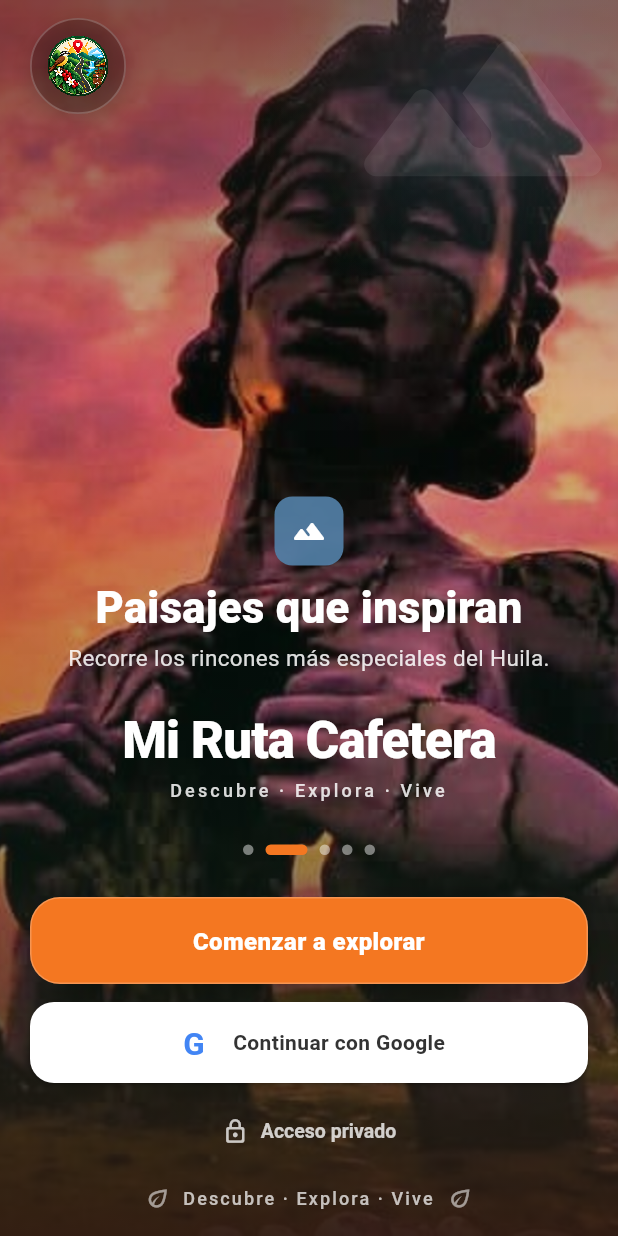
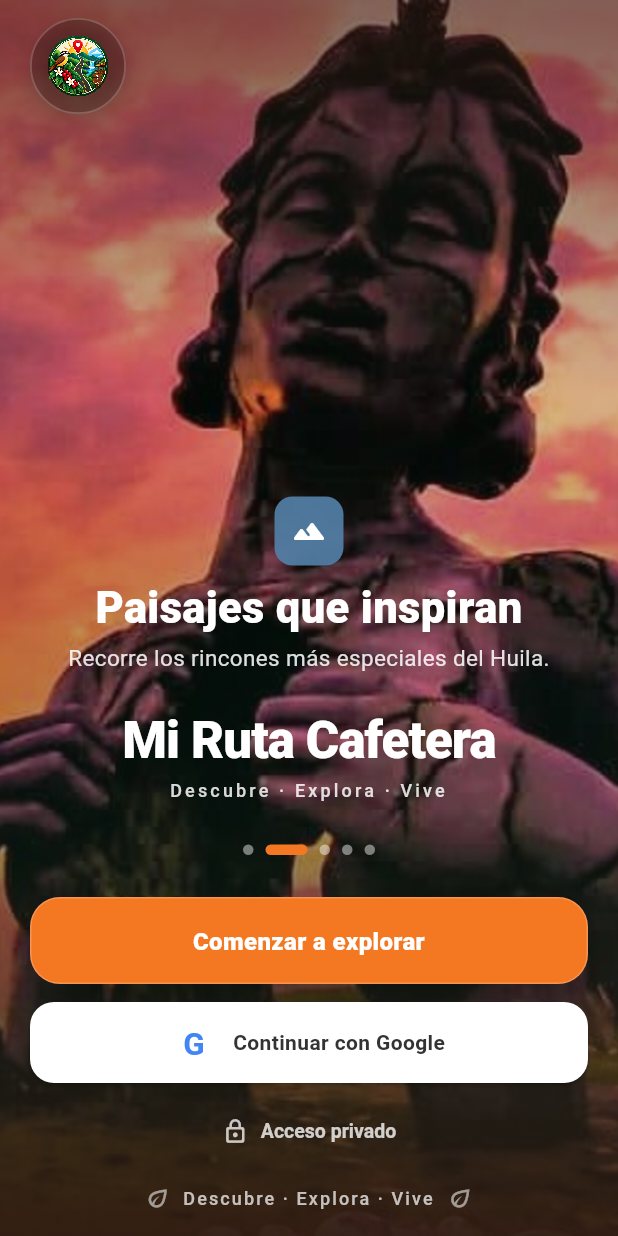
Before and after one commit to mirutacafetera/mi-ruta-cafetera, a Flutter app: the screen it shows after launch, on a phone screen of 412 x 824 dp. Run offline on Flutter 3.47's test engine with Material 3 defaults, Android fonts, the phone set to English and light mode, and no system bars; our stand-ins replace file_picker, flutter_map, font_awesome_flutter, geolocator, google_sign_in, image_picker and 3 more; missing offline and left inert: google_sign_in_web; accounts and stored records are empty; project files that could hold a hidden picture were left out.

Commit message:
Frontend: tarjetas uniformes, menú flotante y perfil simplificado
Tarjetas de sitios con altura fija y botón uniforme; carrusel de bienvenida sin marca de agua; menú inferior con botones flotantes; Perfil sin Mis favoritos ni Mis rutas.

Co-Authored-By: Claude Sonnet 5.5 <noreply@anthropic.com>

Claude-Session: https://claude.ai/code/session_01RvTLpmv4vrACeoPSUBWBWq

```diff
--- a/frontend/mi_ruta_cafetera/lib/screens/publico/bienvenida_screen.dart
+++ b/frontend/mi_ruta_cafetera/lib/screens/publico/bienvenida_screen.dart
@@ -699,19 +699,6 @@ class _BienvenidaScreenState
                   ),
                 ),
               ),
-            ),
-          ),
-
-          // ========================================================
-          // ELEMENTO DECORATIVO DE LA EXPERIENCIA
-          // ========================================================
-
-          Positioned(
-            top: -80,
-            right: -60,
-            child: _IconoDecorativo(
-              imagen:
-                  _imagenes[_paginaActual],
             ),
           ),
 
@@ -1689,54 +1676,3 @@ class _BotonGoogle
     );
   }
 }
-
-// ============================================================================
-// ICONO DECORATIVO
-// ============================================================================
-
-class _IconoDecorativo
-    extends StatelessWidget {
-  final _ImagenBienvenida imagen;
-
-  const _IconoDecorativo({
-    required this.imagen,
-  });
-
-  @override
-  Widget build(
-    BuildContext context,
-  ) {
-    return IgnorePointer(
-      child: Container(
-        width: 300,
-        height: 300,
-        alignment:
-            Alignment.center,
-        decoration:
-            BoxDecoration(
-          shape:
-              BoxShape.circle,
-          gradient:
-              RadialGradient(
-            colors: [
-              imagen.color.withValues(
-                alpha: 0.22,
-              ),
-              imagen.color.withValues(
-                alpha: 0.0,
-              ),
-            ],
-          ),
-        ),
-        child: Icon(
-          imagen.icono,
-          size: 190,
-          color: AppColors.white
-              .withValues(
-            alpha: 0.075,
-          ),
-        ),
-      ),
-    );
-  }
-}
```
Also changed, not shown: frontend/mi_ruta_cafetera/lib/screens/publico/home_publico_screen.dart (+6 -2 lines), frontend/mi_ruta_cafetera/lib/screens/publico/perfil_publico_screen.dart (+0 -18 lines), frontend/mi_ruta_cafetera/lib/screens/publico/public_shell_screen.dart (+93 -47 lines), frontend/mi_ruta_cafetera/lib/widgets/publico/sitio_card.dart (+57 -21 lines).
